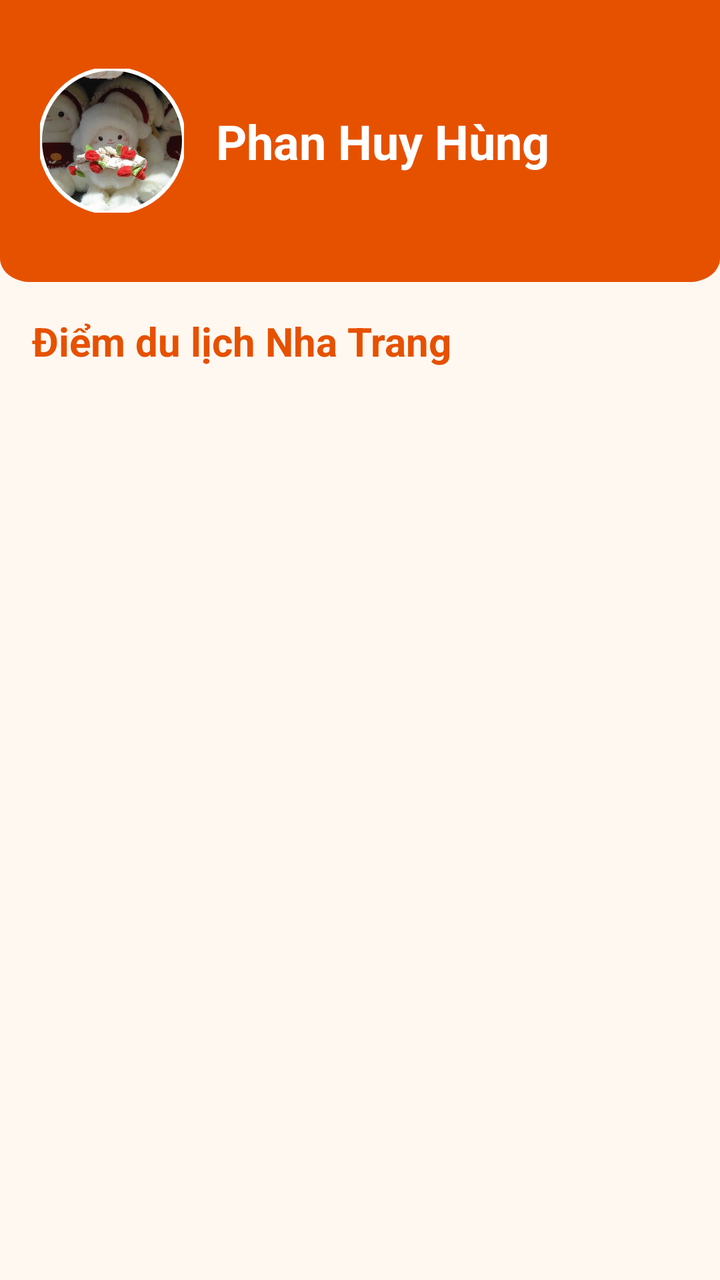
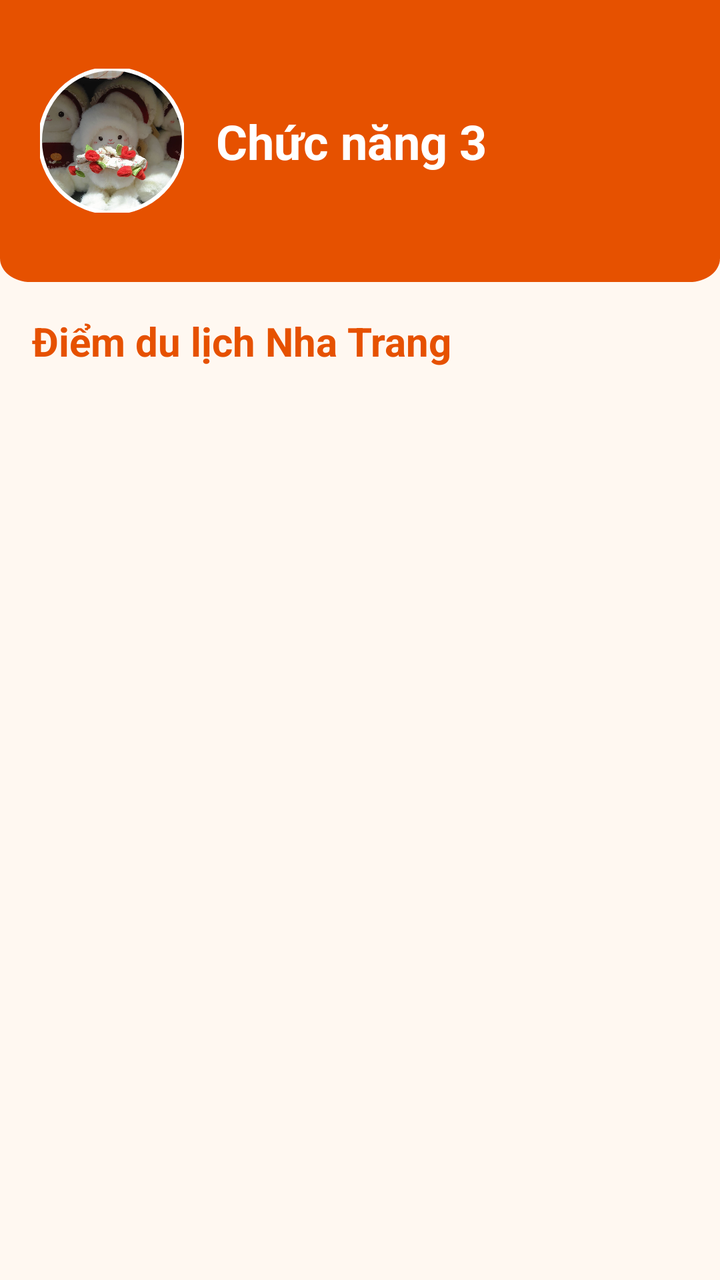

The first picture is an Android layout as it rendered before a commit; the second is the same layout after the commit. The layout source and the unified diff follow.
<!-- AndroidManifest.xml: application theme Theme.KiemTraGK_65131182 -->
<!-- res/layout/fragment_bai3.xml -->
<?xml version="1.0" encoding="utf-8"?>
<LinearLayout xmlns:android="http://schemas.android.com/apk/res/android"
    xmlns:app="http://schemas.android.com/apk/res-auto"
    xmlns:tools="http://schemas.android.com/tools"
    android:layout_width="match_parent"
    android:layout_height="match_parent"
    android:background="@color/brand_background"
    android:orientation="vertical"
    tools:context=".Bai3Fragment">
    
    <FrameLayout
        android:layout_width="match_parent"
        android:layout_height="141dp"
        android:background="@drawable/background_orin">
        <LinearLayout
            android:layout_width="match_parent"
            android:layout_height="match_parent"
            android:gravity="bottom"
            android:orientation="horizontal"
            android:paddingStart="20dp"
            android:paddingEnd="20dp">
            <com.google.android.material.imageview.ShapeableImageView
                android:layout_width="72dp"
                android:layout_height="72dp"
                android:layout_gravity="center_vertical"
                android:contentDescription="Avatar"
                android:scaleType="centerCrop"
                android:src="@drawable/avata"
                app:shapeAppearanceOverlay="@style/CircleImageShapeAppearance"
                app:strokeColor="@color/white"
                app:strokeWidth="2dp" />
            <TextView
                android:layout_width="0dp"
                android:layout_height="wrap_content"
                android:layout_gravity="center_vertical"
                android:layout_marginStart="16dp"
                android:layout_weight="1"
                android:text="Phan Huy Hùng"
                android:textColor="@color/white"
                android:textSize="24sp"
                android:textStyle="bold" />
        </LinearLayout>
    </FrameLayout>
    
    <LinearLayout
        android:layout_width="match_parent"
        android:layout_height="0dp"
        android:layout_weight="1"
        android:orientation="vertical"
        android:padding="16dp">
        
        <TextView
            android:layout_width="wrap_content"
            android:layout_height="wrap_content"
            android:text="Điểm du lịch Nha Trang"
            android:textColor="@color/orange_900"
            android:textSize="20sp"
            android:textStyle="bold"
            android:layout_marginBottom="16dp" />
        
        <androidx.recyclerview.widget.RecyclerView
            android:id="@+id/recyclerview_attractions"
            android:layout_width="match_parent"
            android:layout_height="0dp"
            android:layout_weight="1"
            android:clipToPadding="false"
            android:paddingBottom="16dp" />
    </LinearLayout>
</LinearLayout>
<!-- resources referenced by this layout -->
<resources>
  <color name="brand_background">#FFF8F1</color>
  <color name="orange_900">#E65100</color>
  <color name="white">#FFFFFFFF</color>
  <!-- drawable avata: jpg bitmap (drawable, 167840 bytes) -->
  <!-- drawable background_orin (drawable) -->
  <?xml version="1.0" encoding="utf-8"?>
  <vector xmlns:android="http://schemas.android.com/apk/res/android"
      android:width="375dp"
      android:height="190dp"
      android:viewportWidth="375"
      android:viewportHeight="190">
      <path
          android:fillColor="@color/orange_900"
          android:pathData="M0,0h375v174c0,8.84-7.16,16-16,16h-343c-8.84,0-16-7.16-16-16z"/>
  </vector>
  <style name="CircleImageShapeAppearance">
          <item name="cornerFamily">rounded</item>
          <item name="cornerSize">50%</item>
      </style>
  <style name="Theme.KiemTraGK_65131182" parent="Base.Theme.KiemTraGK_65131182" />
  <style name="Base.Theme.KiemTraGK_65131182" parent="Theme.Material3.DayNight.NoActionBar">
          <item name="colorPrimary">@color/orange_500</item>
          <item name="colorOnPrimary">@color/white</item>
          <item name="colorPrimaryContainer">@color/orange_100</item>
          <item name="colorOnPrimaryContainer">@color/orange_900</item>
  
          <item name="colorSecondary">@color/orange_700</item>
          <item name="colorOnSecondary">@color/white</item>
          <item name="colorSecondaryContainer">@color/orange_50</item>
          <item name="colorOnSecondaryContainer">@color/orange_900</item>
  
          <item name="colorTertiary">@color/orange_400</item>
          <item name="colorOnTertiary">@color/white</item>
  
          <item name="android:colorBackground">@color/brand_background</item>
          <item name="colorSurface">@color/brand_surface</item>
          <item name="colorOnSurface">@color/brand_on_background</item>
      </style>
  <color name="orange_500">#FF9800</color>
  <color name="orange_100">#FFE0B2</color>
  <color name="orange_700">#F57C00</color>
  <color name="orange_50">#FFF3E0</color>
  <color name="orange_400">#FFA726</color>
  <color name="brand_surface">#FFFDF9</color>
  <color name="brand_on_background">#2B1B0F</color>
</resources>

<!-- the commit's change to res/layout/fragment_bai3.xml (unified diff, before → after) -->
@@ -35,7 +35,7 @@
                 android:layout_gravity="center_vertical"
                 android:layout_marginStart="16dp"
                 android:layout_weight="1"
-                android:text="Phan Huy Hùng"
+                android:text="Chức năng 3"
                 android:textColor="@color/white"
                 android:textSize="24sp"
                 android:textStyle="bold" />
